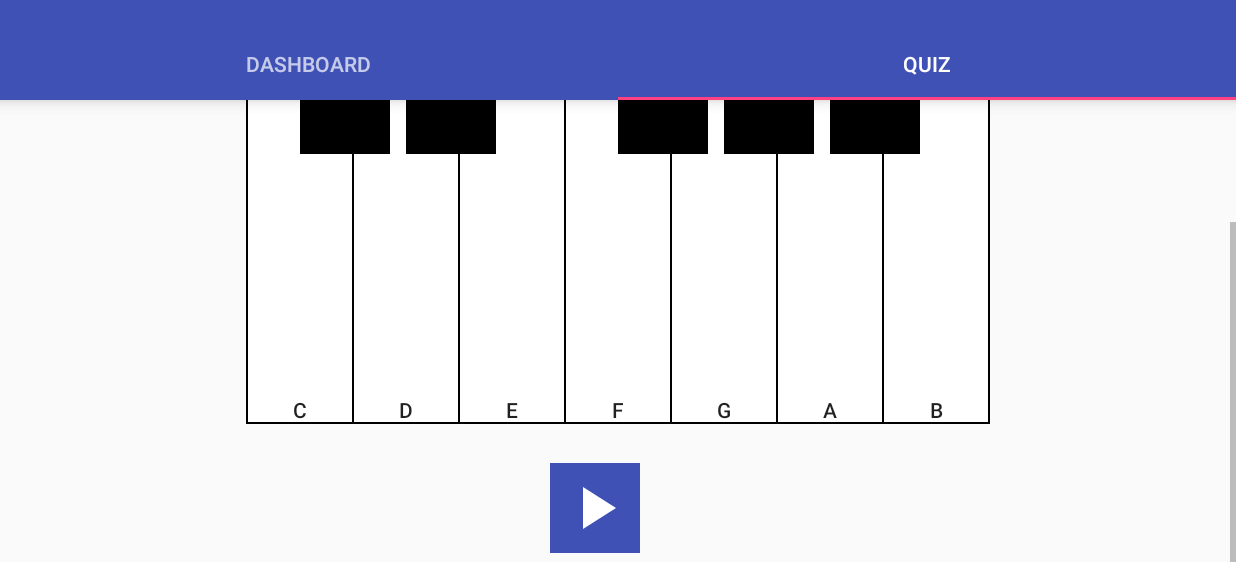
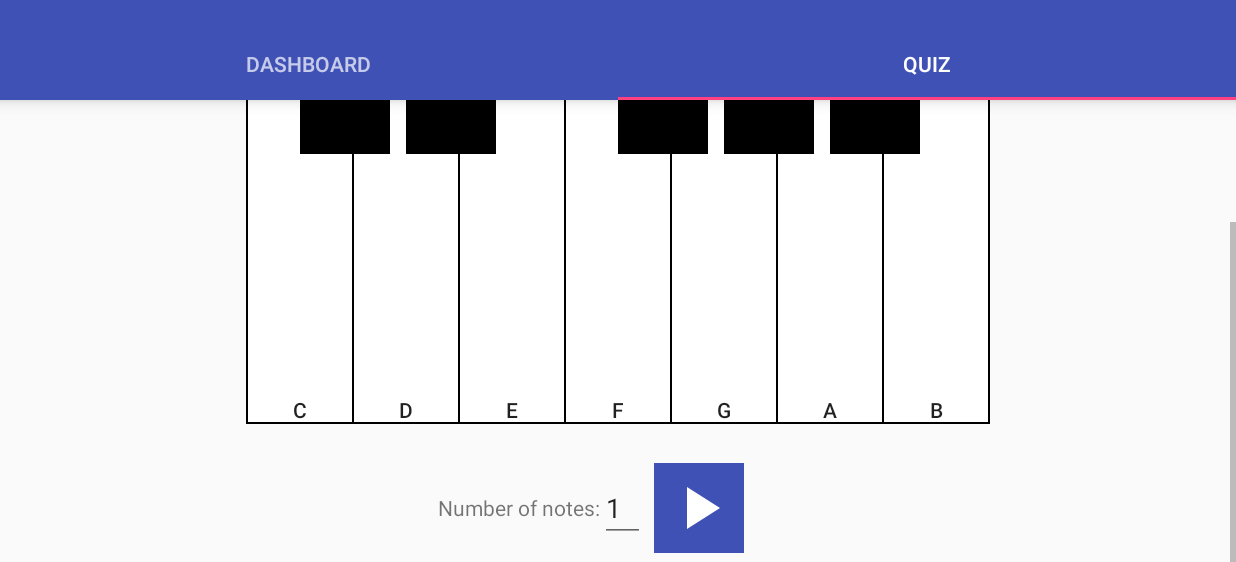
Before and after one commit to rock003/android_perfect_pitch, an Android app: the screen it shows after launch (MainActivity), tab 2 chosen, scrolled down 110 dp, on a phone screen of 824 x 412 dp (held sideways), the part 56-618 px from its top. Run offline under Robolectric (Android 15) with nearby library versions, the phone set to English and light mode, and no system bars.

Commit message:
added setting, for change number of notes to play in real time

```diff
--- a/app/src/main/java/com/bunnybun/perfectpitch/AppCore.java
+++ b/app/src/main/java/com/bunnybun/perfectpitch/AppCore.java
@@ -14,7 +14,7 @@ public class AppCore implements Serializable {
     private List<Note> notes;
     private String[] questionNotes;
 
-    private int numOfSoundsToPlay = 3;
+    private int numOfSoundsToPlay = 1;
 
 	private AppCore() {
 	    if (instance != null) {
--- a/app/src/main/java/com/bunnybun/perfectpitch/QuizFragment.java
+++ b/app/src/main/java/com/bunnybun/perfectpitch/QuizFragment.java
@@ -13,6 +13,7 @@ import android.view.LayoutInflater;
 import android.view.View;
 import android.view.ViewGroup;
 import android.widget.Button;
+import android.widget.EditText;
 import android.widget.ImageButton;
 import android.widget.TextView;
 
@@ -42,6 +43,7 @@ public class QuizFragment extends Fragment implements View.OnClickListener {
     TextView questionTextView;
     TextView resultTextView;
     TextView progressTextView;
+    EditText settingNumNoteView;
 
     OnQuizEndListener quizEndCallback;
 
@@ -61,6 +63,7 @@ public class QuizFragment extends Fragment implements View.OnClickListener {
         questionTextView = (TextView) view.findViewById(R.id.questionText);
         resultTextView = (TextView) view.findViewById(R.id.resultText);
         progressTextView = (TextView) view.findViewById(R.id.progressText);
+        settingNumNoteView = (EditText) view.findViewById(R.id.settingNumNotes);
 
         waitingForInput = false;
         appCore = AppCore.getInstance();
@@ -290,6 +293,16 @@ public class QuizFragment extends Fragment implements View.OnClickListener {
     public void startQuiz() {
         // if not waiting for input, it's a new quiz
         if (waitingForInput == false) {
+            int numNotes = Integer.parseInt(settingNumNoteView.getText().toString());
+
+            if (numNotes == 0 || numNotes >= appCore.SOUNDS.length) {
+                return;
+            } else {
+                appCore.setNumOfSoundsToPlay(numNotes);
+
+                settingNumNoteView.setFocusable(false);
+            }
+
             // remove and reset answers and labels
             currentAnswerIndex = 0;
             answers = new ArrayList<String>();
@@ -314,5 +327,7 @@ public class QuizFragment extends Fragment implements View.OnClickListener {
         appCore.resetQuestionNotes();
 
         quizEndCallback.onQuizEnd();
+
+        settingNumNoteView.setFocusableInTouchMode(true);
     }
 }
--- a/app/src/main/res/layout/fragment_quiz.xml
+++ b/app/src/main/res/layout/fragment_quiz.xml
@@ -153,6 +153,18 @@
                 android:orientation="horizontal"
                 android:gravity="center">
 
+                <TextView
+                    android:layout_width="wrap_content"
+                    android:layout_height="wrap_content"
+                    android:text="@string/setting_num_notes_label" />
+
+                <EditText
+                    android:id="@+id/settingNumNotes"
+                    android:layout_width="30dp"
+                    android:layout_height="wrap_content"
+                    android:inputType="number"
+                    android:text="1" />
+
                 <ImageButton
                     android:id="@+id/playButton"
                     android:layout_width="wrap_content"
--- a/app/src/main/res/values/strings.xml
+++ b/app/src/main/res/values/strings.xml
@@ -15,6 +15,7 @@
     <string name="result_text_correct">%1$s is Correct!</string>
     <string name="result_text_wrong">%1$s is Wrong!</string>
     <string name="progress_text_waiting">Answered %1$d / %2$d</string>
+    <string name="setting_num_notes_label">Number of notes: </string>
 
     <!-- piano keys -->
     <string name="a">A</string>
```
